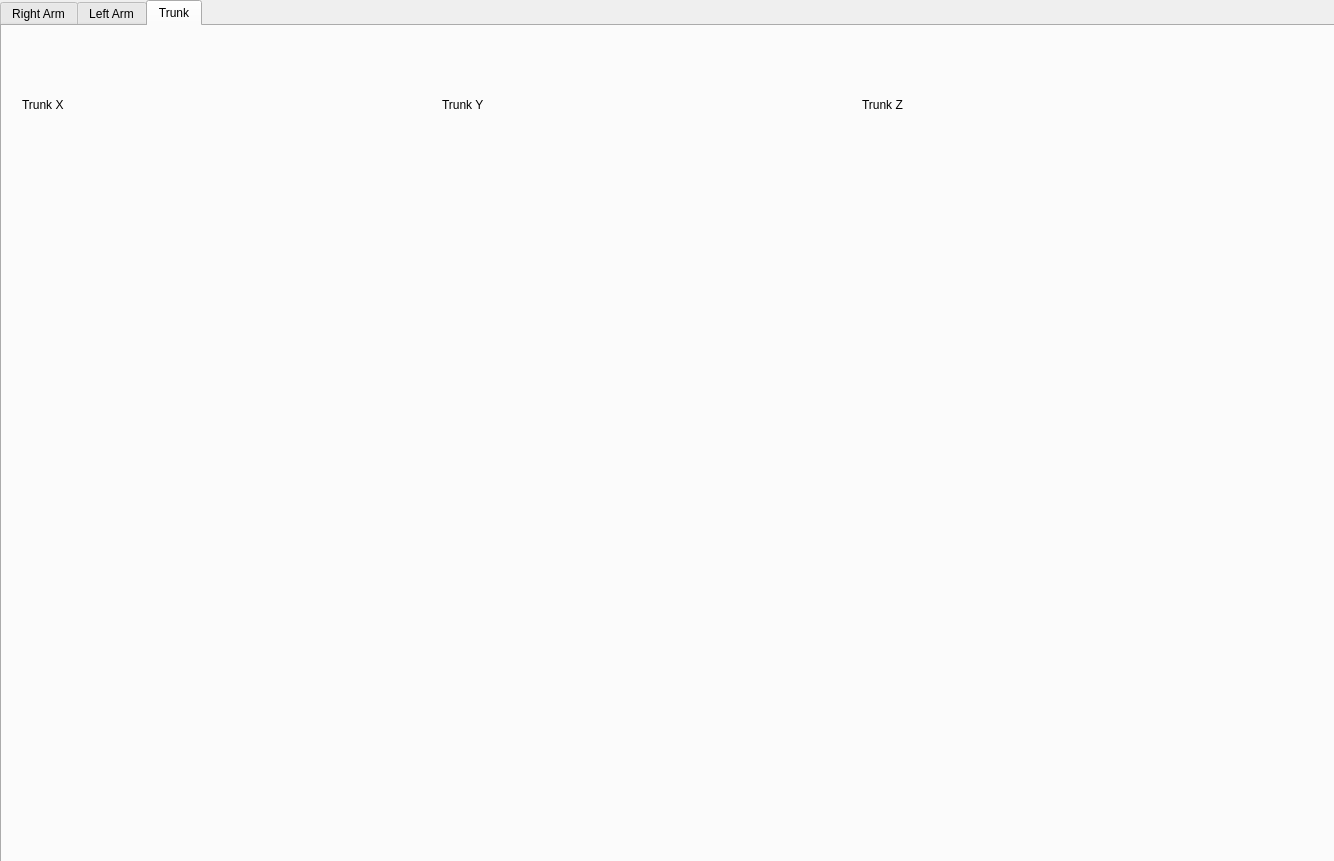
Qt form src/qualysis_data/ui/plots_interface.ui (PedroRibeiro-99/Human-Joint-Angles-Computation-Qualysis-data-) before a commit.
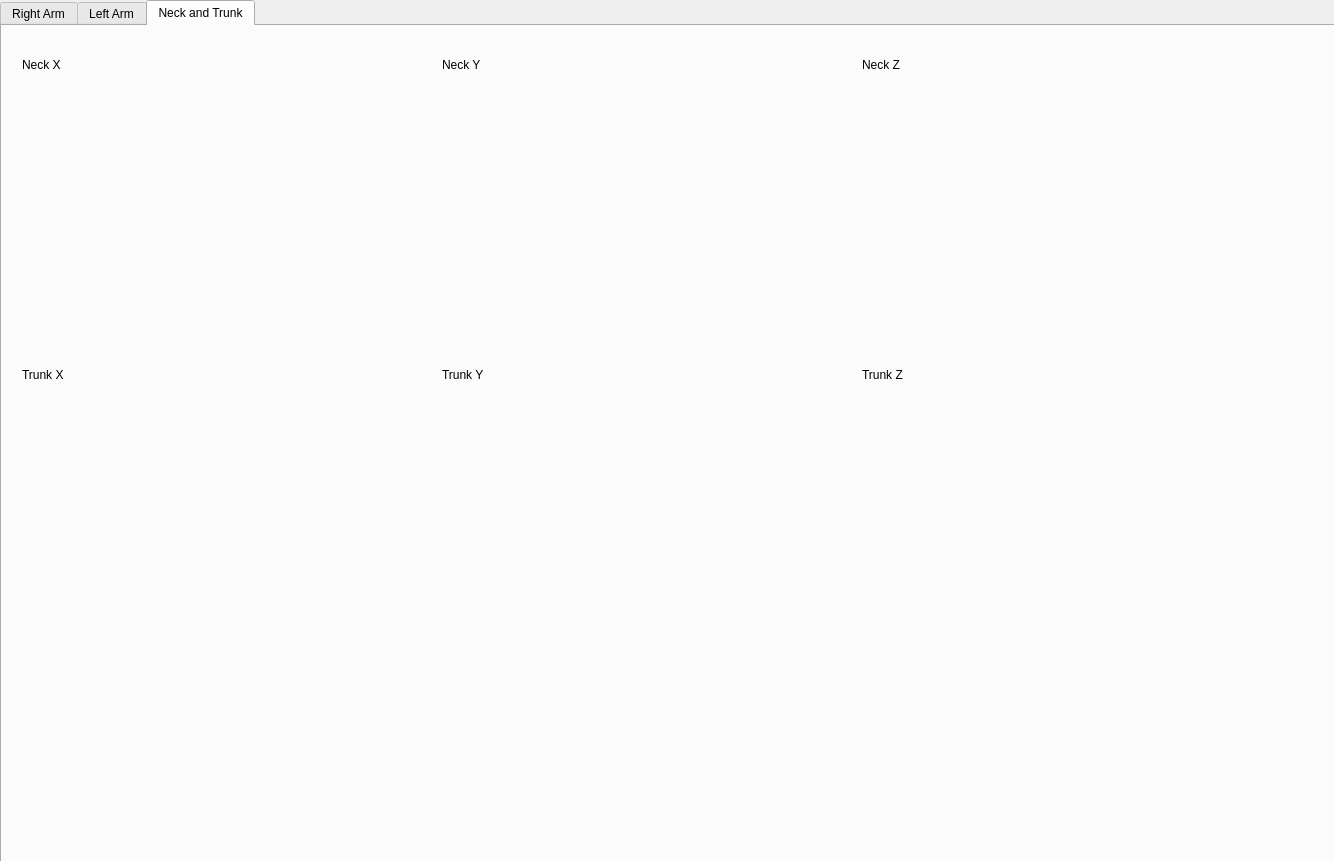
The same form after that commit. The open tabs and pages were chosen to show the change. Custom widgets are drawn as their Qt base class.

Commit message: add trunk and neck

The edit to the form file:
```diff
--- a/src/qualysis_data/ui/plots_interface.ui
+++ b/src/qualysis_data/ui/plots_interface.ui
@@ -457,13 +457,13 @@
    </widget>
    <widget class="QWidget" name="Trunk_tab">
     <attribute name="title">
-     <string>Trunk</string>
+     <string>Neck and Trunk</string>
     </attribute>
     <widget class="QCustomPlot" name="Trunk_x" native="true">
      <property name="geometry">
       <rect>
        <x>20</x>
-       <y>90</y>
+       <y>360</y>
        <width>381</width>
        <height>241</height>
       </rect>
@@ -473,7 +473,7 @@
      <property name="geometry">
       <rect>
        <x>860</x>
-       <y>90</y>
+       <y>360</y>
        <width>381</width>
        <height>241</height>
       </rect>
@@ -483,7 +483,7 @@
      <property name="geometry">
       <rect>
        <x>440</x>
-       <y>90</y>
+       <y>360</y>
        <width>381</width>
        <height>241</height>
       </rect>
@@ -493,7 +493,7 @@
      <property name="geometry">
       <rect>
        <x>860</x>
-       <y>70</y>
+       <y>340</y>
        <width>191</width>
        <height>17</height>
       </rect>
@@ -506,7 +506,7 @@
      <property name="geometry">
       <rect>
        <x>440</x>
-       <y>70</y>
+       <y>340</y>
        <width>191</width>
        <height>17</height>
       </rect>
@@ -519,7 +519,7 @@
      <property name="geometry">
       <rect>
        <x>20</x>
-       <y>70</y>
+       <y>340</y>
        <width>191</width>
        <height>17</height>
       </rect>
@@ -528,6 +528,75 @@
       <string>Trunk X</string>
      </property>
     </widget>
+    <widget class="QCustomPlot" name="Neck_x" native="true">
+     <property name="geometry">
+      <rect>
+       <x>20</x>
+       <y>50</y>
+       <width>381</width>
+       <height>241</height>
+      </rect>
+     </property>
+    </widget>
+    <widget class="QLabel" name="neck_x_label">
+     <property name="geometry">
+      <rect>
+       <x>20</x>
+       <y>30</y>
+       <width>191</width>
+       <height>17</height>
+      </rect>
+     </property>
+     <property name="text">
+      <string>Neck X</string>
+     </property>
+    </widget>
+    <widget class="QLabel" name="neck_y_label">
+     <property name="geometry">
+      <rect>
+       <x>440</x>
+       <y>30</y>
+       <width>191</width>
+       <height>17</height>
+      </rect>
+     </property>
+     <property name="text">
+      <string>Neck Y</string>
+     </property>
+    </widget>
+    <widget class="QCustomPlot" name="Neck_z" native="true">
+     <property name="geometry">
+      <rect>
+       <x>860</x>
+       <y>50</y>
+       <width>381</width>
+       <height>241</height>
+      </rect>
+     </property>
+    </widget>
+    <widget class="QLabel" name="neck_z_label">
+     <property name="geometry">
+      <rect>
+       <x>860</x>
+       <y>30</y>
+       <width>191</width>
+       <height>17</height>
+      </rect>
+     </property>
+     <property name="text">
+      <string>Neck Z</string>
+     </property>
+    </widget>
+    <widget class="QCustomPlot" name="Neck_y" native="true">
+     <property name="geometry">
+      <rect>
+       <x>440</x>
+       <y>50</y>
+       <width>381</width>
+       <height>241</height>
+      </rect>
+     </property>
+    </widget>
    </widget>
   </widget>
  </widget>
```
Left out of the diff: 4 changed lines with no effect on the pictures. The commit also changes 5 other files.
